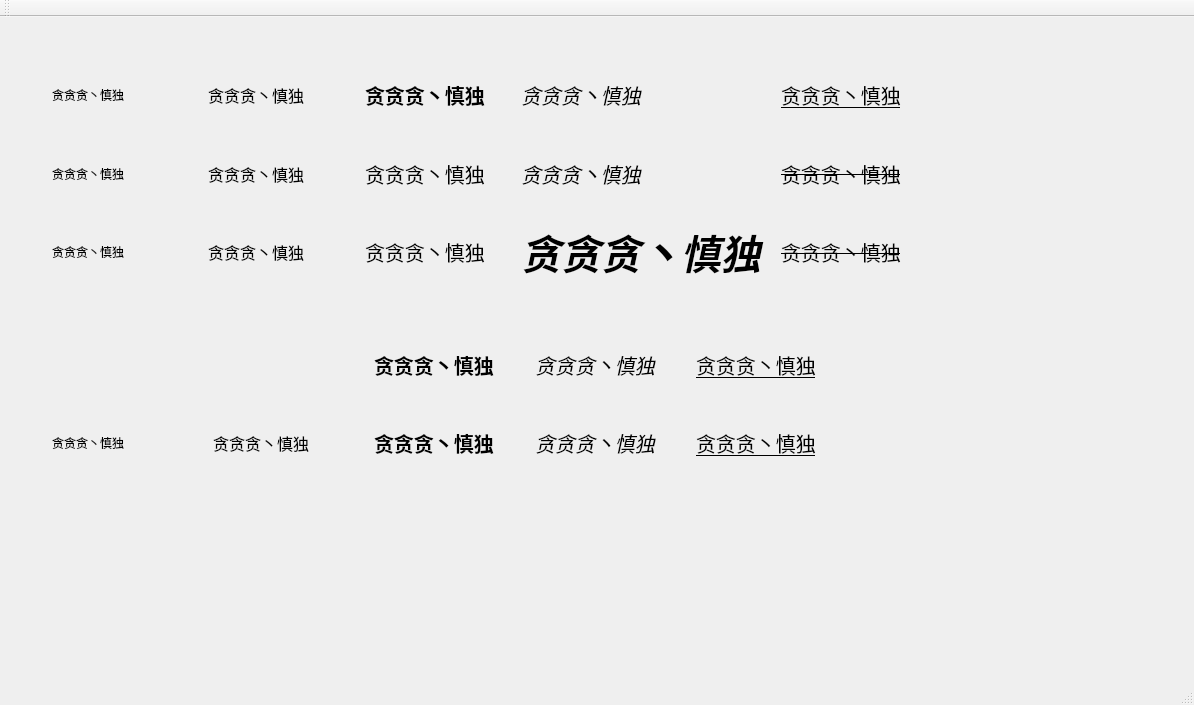
Above: 1_5_QLabel/mainwindow.ui from BluseLi123/QtDemo before the change. Below: the same form after it.
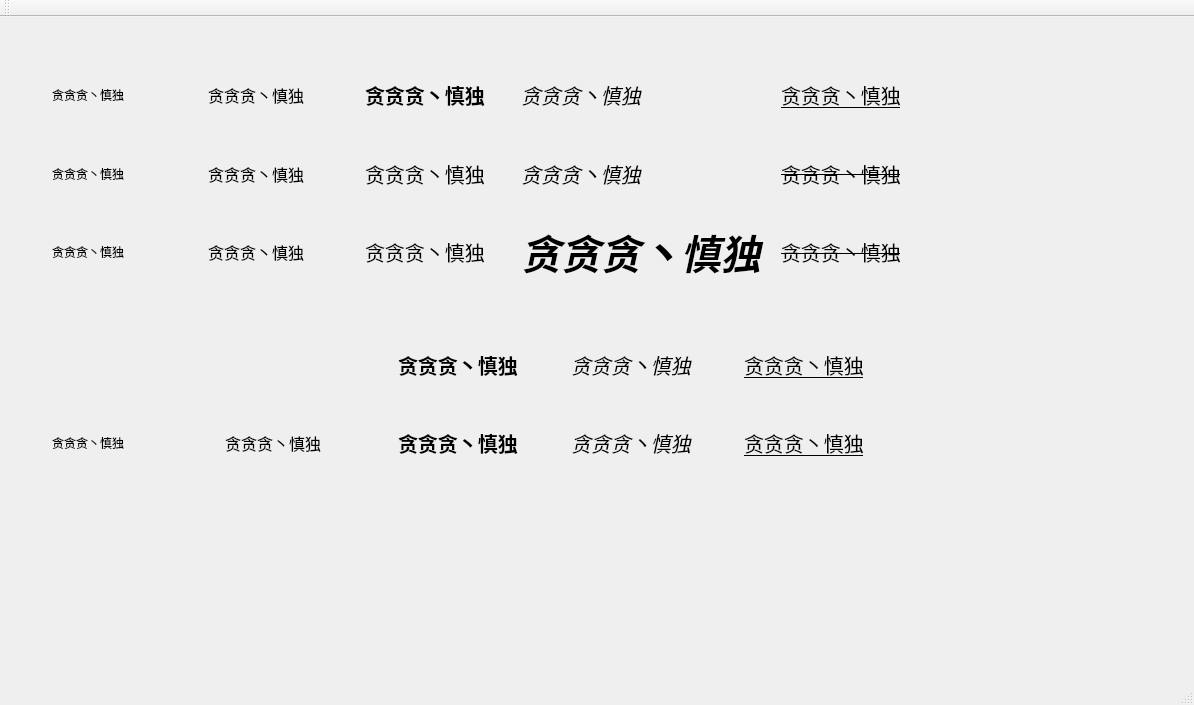
That is the form after the change. Icons and pictures are not drawn.

Diff of the .ui file:
```diff
--- a/1_5_QLabel/mainwindow.ui
+++ b/1_5_QLabel/mainwindow.ui
@@ -270,7 +270,7 @@
          <rect>
           <x>30</x>
           <y>290</y>
-          <width>821</width>
+          <width>881</width>
           <height>171</height>
          </rect>
         </property>
```
